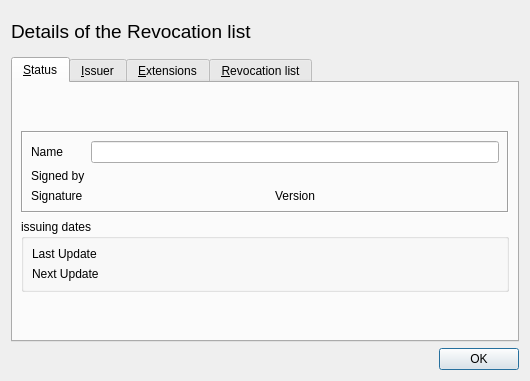
First picture: the form in ui/CrlDetail.ui, repository chris2511/xca, before the edit.
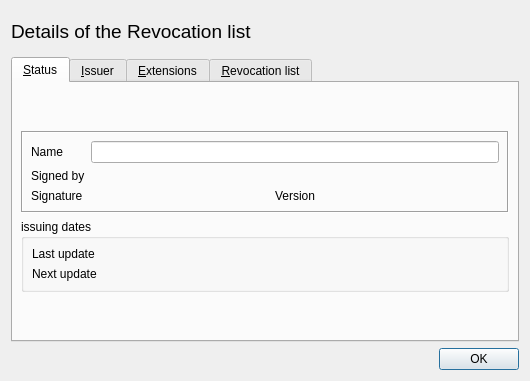
Second picture: the form after the edit. Custom widgets are drawn as their Qt base class.

Patch:
```diff
--- a/ui/CrlDetail.ui
+++ b/ui/CrlDetail.ui
@@ -185,14 +185,14 @@
           <item row="1" column="0">
            <widget class="QLabel" name="TextLabel2_2">
             <property name="text">
-             <string>Next Update</string>
+             <string>Next update</string>
             </property>
            </widget>
           </item>
           <item row="0" column="0">
            <widget class="QLabel" name="TextLabel1_2">
             <property name="text">
-             <string>Last Update</string>
+             <string>Last update</string>
             </property>
            </widget>
           </item>
```
